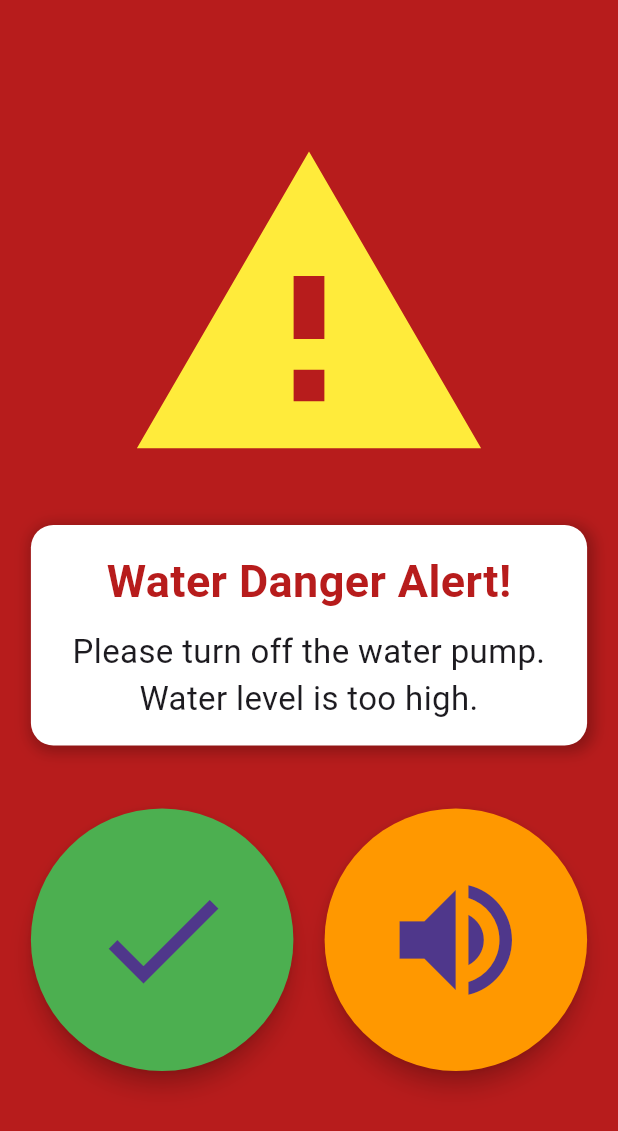
After one commit to adittya003/Indoor_planting_System_for_Visually_challenged_People, a Flutter app: the WaterDangerAlertPage screen opened by its route, after a tap on the "check" icon, on a phone screen of 412 x 824 dp. The commit adds this screen. Shown: the top 1131 px of the screen. Run offline on Flutter 3.47's test engine with Material 3 defaults, Android fonts, the phone set to English and light mode, and no system bars; our stand-ins replace audioplayers, flutter_tts, socket_io_client, speech_to_text; network calls fail.

Commit message:
waterlvl chatbot done

```diff
--- a/indoor_planting_App_visually_challenged/lib/main.dart
+++ b/indoor_planting_App_visually_challenged/lib/main.dart
@@ -1,6 +1,9 @@
 import 'package:flutter/material.dart';
 import 'screens/chatbot.dart';
 import 'screens/plant_details.dart';
+import 'screens/danger_diseases.dart';
+import 'screens/danger_alert.dart';
+import 'screens/danger_waterlvl.dart';
 
 void main() {
   runApp(const MyApp());
@@ -17,9 +20,10 @@ class MyApp extends StatelessWidget {
       routes: {
         // '/': (context) => LoginPage(),
         '/': (context) => PlantDetailsPage(),
-        // '/danger': (context) => DangerAlertPage(),
-        // '/disease': (context) => DangerDiseasesPage(),
-        '/chatbot' : (context) => ChatBotPage()
+        '/danger': (context) => DangerAlertPage(),
+        '/disease': (context) => DangerDiseasesPage(),
+        '/chatbot' : (context) => ChatBotPage(),
+        '/waterLvl' : (context) => WaterDangerAlertPage()
       },
     );
   }
--- /dev/null
+++ b/indoor_planting_App_visually_challenged/lib/screens/danger_waterlvl.dart
@@ -0,0 +1,145 @@
+import 'package:flutter/material.dart';
+import 'package:audioplayers/audioplayers.dart';
+import '../tts_voice.dart';
+import 'plant_details.dart'; // Import Plant Details Page
+
+class WaterDangerAlertPage extends StatefulWidget {
+  const WaterDangerAlertPage({super.key});
+
+  @override
+  State<WaterDangerAlertPage> createState() => _WaterDangerAlertPageState();
+}
+
+class _WaterDangerAlertPageState extends State<WaterDangerAlertPage> {
+  late AudioPlayer _audioPlayer;
+  bool isAcknowledged = false; // Track button presses
+
+  @override
+  void initState() {
+    super.initState();
+    _audioPlayer = AudioPlayer();
+    _playAlarm(); // Start alarm when page loads
+  }
+
+  // Play alarm in an infinite loop
+  void _playAlarm() async {
+    await _audioPlayer.setReleaseMode(ReleaseMode.loop); // Keep looping
+    await _audioPlayer.play(AssetSource('sounds/alarm.mp3')); // Ensure path is correct
+  }
+
+  // Stop alarm and navigate if needed
+  void _handleAcknowledge() async {
+    if (!isAcknowledged) {
+      await _audioPlayer.stop(); // Stop alarm
+      setState(() {
+        isAcknowledged = true; // First press
+      });
+    } else {
+      await _audioPlayer.dispose(); // Clean up before navigation
+      Navigator.pushReplacement(
+        context,
+        MaterialPageRoute(builder: (context) => PlantDetailsPage()),
+      );
+    }
+  }
+
+  @override
+  void dispose() {
+    _audioPlayer.dispose(); // Clean up audio player
+    super.dispose();
+  }
+
+  @override
+  Widget build(BuildContext context) {
+    return Scaffold(
+      backgroundColor: Colors.red.shade900, // Danger background
+      body: Stack(
+        children: [
+          // Warning Icon Positioned at the Top
+          Positioned(
+            top: 80,
+            left: MediaQuery.of(context).size.width * 0.5 - 125,
+            child: Icon(Icons.warning, size: 250, color: Colors.yellow),
+          ),
+
+          // Alert Message Box
+          Positioned(
+            top: 350,
+            left: MediaQuery.of(context).size.width * 0.05,
+            child: Container(
+              width: MediaQuery.of(context).size.width * 0.9,
+              padding: EdgeInsets.all(16),
+              decoration: BoxDecoration(
+                color: Colors.white,
+                borderRadius: BorderRadius.circular(15),
+                boxShadow: [
+                  BoxShadow(
+                    color: Colors.black26,
+                    blurRadius: 8,
+                    spreadRadius: 2,
+                    offset: Offset(2, 2),
+                  ),
+                ],
+              ),
+              child: Column(
+                children: [
+                  Text(
+                    'Water Danger Alert!',
+                    style: TextStyle(
+                      fontSize: 30,
+                      fontWeight: FontWeight.bold,
+                      color: Colors.red.shade900,
+                    ),
+                  ),
+                  SizedBox(height: 10),
+                  Text(
+                    'Please turn off the water pump. Water level is too high.',
+                    style: TextStyle(fontSize: 22),
+                    textAlign: TextAlign.center,
+                  ),
+                ],
+              ),
+            ),
+          ),
+
+          // Acknowledge Button
+          Positioned(
+            bottom: 110,
+            left: MediaQuery.of(context).size.width * 0.05,
+            child: SizedBox(
+              width: 175,
+              height: 175,
+              child: FloatingActionButton(
+                heroTag: "acknowledgeBtn",
+                backgroundColor: Colors.green,
+                shape: CircleBorder(),
+                onPressed: _handleAcknowledge,
+                child: Icon(Icons.check, size: 100),
+              ),
+            ),
+          ),
+
+          // Speaker Button
+          Positioned(
+            bottom: 110,
+            right: MediaQuery.of(context).size.width * 0.05,
+            child: SizedBox(
+              width: 175,
+              height: 175,
+              child: FloatingActionButton(
+                heroTag: "speakerBtn",
+                backgroundColor: Colors.orange,
+                shape: CircleBorder(),
+                onPressed: () {
+                  String dangerText = "Please turn off the water pump. Water level is too high.";
+                  TTSVoice().speak(dangerText);
+                },
+                child: Icon(Icons.volume_up, size: 100),
+              ),
+            ),
+          ),
+        ],
+      ),
+    );
+  }
+}
```
Also changed, not shown: indoor_planting_App_visually_challenged/lib/screens/chatbot.dart (+62 -8 lines), indoor_planting_App_visually_challenged/lib/screens/plant_details.dart (+19 -1 lines), 2 other files.
